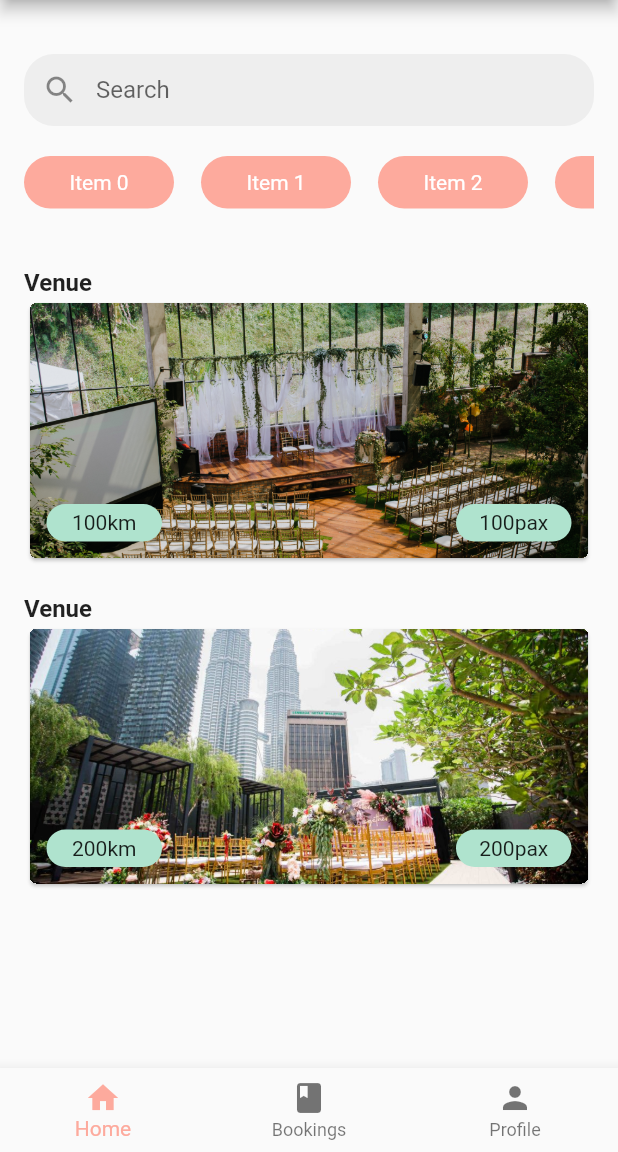
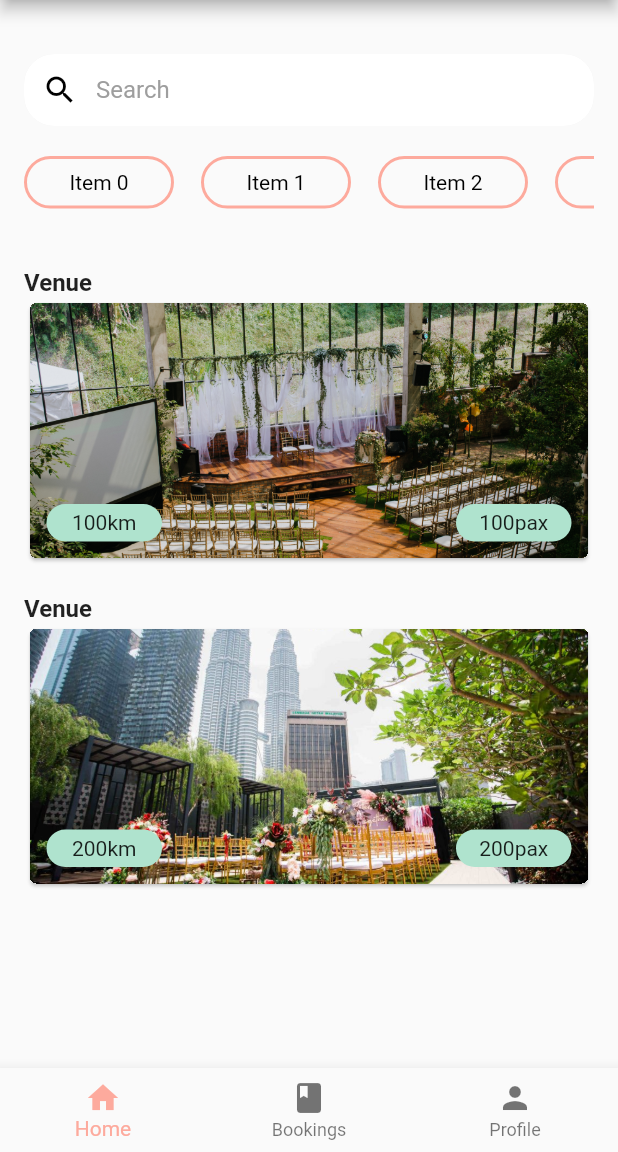
Before and after one commit to ainafrzana/vefi, a Flutter app: the screen it shows after launch, on a phone screen of 412 x 824 dp, the part 84-1236 px from its top. Run offline on Flutter 3.47's test engine with Material 2 defaults, Android fonts, the phone set to English and light mode, and no system bars; our stand-ins replace flutter_map, geolocator, latlong2.

Commit message:
sikit je

```diff
--- a/lib/homepage.dart
+++ b/lib/homepage.dart
@@ -1,190 +1,15 @@
-// import 'package:flutter/material.dart';
+import 'package:flutter/material.dart';
 
-// class HomePage extends StatelessWidget {
-//   final TextEditingController searchController = TextEditingController();
-
-// @override
-// Widget build(BuildContext context) {
-//   return Scaffold(
-//     body: Container(
-//       padding: EdgeInsets.all(16.0),
-//       child: Column(
-//         children: [
-//           SizedBox(height: 20.0), // Added SizedBox widget
-//           Container(
-//             decoration: BoxDecoration(
-//               color: Colors.grey[200],
-//               borderRadius: BorderRadius.circular(20.0),
-//             ),
-//             child: TextField(
-
-//               controller: searchController,
-//               decoration: InputDecoration(
-//                 hintText: 'Search',
-//                 border: InputBorder.none,
-//                 prefixIcon: Icon(Icons.search),
-//                 contentPadding:
-//                     EdgeInsets.symmetric(horizontal: 16.0, vertical: 14.0),
-//               ),
-//             ),
-//           ),
-//           SizedBox(height: 20.0), // Added SizedBox widget
-//           SizedBox(
-//             height: 35.0, // Adjust the height of the ListView as per your requirement
-//             child: ListView.separated(
-//               scrollDirection: Axis.horizontal,
-//               itemBuilder: (context, index) {
-//                 return Container(
-//                   width: 100.0, // Adjust the width of each item as per your requirement
-//                   decoration: BoxDecoration(
-//                     color: Color(0xFFFDAA9D), // Set the desired color for the item
-//                     borderRadius: BorderRadius.circular(20.0), // Add circular border
-//                   ),
-//                   margin: EdgeInsets.only(right: 10.0), // Adjust the spacing between items
-//                   child: Center(
-//                     child: Text(
-//                       'Item $index',
-//                       style: TextStyle(color: Colors.white),
-//                     ),
-//                   ),
-//                 );
-//               },
-//               separatorBuilder: (context, index) {
-//                 return SizedBox(width: 8.0); // Adjust the spacing between items
-//               },
-//               itemCount: 5, // Set the number of items in the ListView
-//             ),
-//           ),
-//           SizedBox(height: 20.0), // Added SizedBox widget
-//           SingleChildScrollView(
-//             child: Column(
-//               children: [
-//                 Text('Venue 1',
-//                   textAlign: TextAlign.left,
-//                   style: TextStyle(
-//                   fontSize: 16.0,
-//                   fontWeight: FontWeight.bold,
-//                   ),
-//                 ),
-//                 Stack(
-//                   children: [
-//                     Card(
-//                       clipBehavior: Clip.hardEdge,
-//                       child: InkWell(
-//                         splashColor: Colors.blue.withAlpha(30),
-//                         onTap: () {
-//                           debugPrint('Card 1 tapped.');
-//                         },
-//                         child: SizedBox(
-//                           width: 375,
-//                           height: 170,
-//                           child: Image.asset(
-//                               'images/image1.jpg',
-//                               fit: BoxFit.cover,
-//                           ),
-//                         ),
-//                       ),
-//                     ),
-//                     Positioned(
-//                       bottom: 15,
-//                       left: 15,
-//                       child: Container(
-//                         width: 77,
-//                         height: 25,
-//                         decoration: BoxDecoration(
-//                           color: Color(0xAFE3CE).withOpacity(1.0),
-//                           borderRadius: BorderRadius.circular(20.0),
-//                           ),
-//                           child: Center(child: Text('100km'),)
-//                       ),
-//                     ),
-//                     Positioned(
-//                       bottom: 15,
-//                       right: 15,
-//                       child: Container(
-//                         width: 77,
-//                         height: 25,
-//                         decoration: BoxDecoration(
-//                           color: Color(0xAFE3CE).withOpacity(1.0),
-//                           borderRadius: BorderRadius.circular(20.0),
-//                         ),
-//                           child: Center(child: Text('100pax'),)
-//                       ),
-//                     ),
-//                   ],
-//                 ),
-//                 Text('Venue 2',
-//                   textAlign: TextAlign.left,
-//                   style: TextStyle(
-//                   fontSize: 16.0,
-//                   fontWeight: FontWeight.bold,
-//                   ),
-//                 ),
-//                 Stack(
-//                   children: [
-//                     Card(
-//                       clipBehavior: Clip.hardEdge,
-//                       child: InkWell(
-//                         splashColor: Colors.blue.withAlpha(30),
-//                         onTap: () {
-//                           debugPrint('Card 1 tapped.');
-//                         },
-//                         child: SizedBox(
-//                           width: 375,
-//                           height: 170,
-//                           child: Image.asset(
-//                               'images/image2.jpg',
-//                               fit: BoxFit.cover,
-//                           ),
-//                         ),
-//                       ),
-//                     ),
-//                     Positioned(
-//                       bottom: 15,
-//                       left: 15,
-//                       child: Container(
-//                         width: 77,
-//                         height: 25,
-//                         decoration: BoxDecoration(
-//                           color: Color(0xAFE3CE).withOpacity(1.0),
-//                           borderRadius: BorderRadius.circular(20.0),
-//                           ),
-//                           child: Center(child: Text('100km'),)
-//                       ),
-//                     ),
-//                     Positioned(
-//                       bottom: 15,
-//                       right: 15,
-//                       child: Container(
-//                         width: 77,
-//                         height: 25,
-//                         decoration: BoxDecoration(
-//                           color: Color(0xAFE3CE).withOpacity(1.0),
-//                           borderRadius: BorderRadius.circular(20.0),
-//                         ),
-//                           child: Center(child: Text('100pax'),)
-//                       ),
-//                     ),
-//                   ],
-//                 ),
-
-//               ],
-//             ),
-//           )
-//         ],
-//       ),
-
-//     ),
-//   );
-// }
-// }
-
-
-import 'package:flutter/material.dart';
 import 'venuedetails.dart';
 
-class HomePage extends StatelessWidget {
+class HomePage extends StatefulWidget {
+  @override
+  _HomePageState createState() => _HomePageState();
+}
+
+class _HomePageState extends State<HomePage> {
   final TextEditingController searchController = TextEditingController();
+  int selectedIndex = -1;
 
   @override
   Widget build(BuildContext context) {
@@ -193,7 +18,7 @@ class HomePage extends StatelessWidget {
         padding: EdgeInsets.all(16.0),
         child: Column(
           children: [
-            SizedBox(height: 20.0), // Added SizedBox widget
+            SizedBox(height: 20.0),
             Container(
               decoration: BoxDecoration(
                 color: Colors.grey[200],
@@ -201,43 +26,88 @@ class HomePage extends StatelessWidget {
               ),
               child: TextField(
                 controller: searchController,
+                style: TextStyle(
+                    color: Colors.black), // Set the text color of the TextField
                 decoration: InputDecoration(
                   hintText: 'Search',
+                  hintStyle:
+                      TextStyle(color: Colors.grey), // Set the hint text color
                   border: InputBorder.none,
-                  prefixIcon: Icon(Icons.search),
+                  prefixIcon: Icon(Icons.search,
+                      color: Colors.black), // Set the icon color
                   contentPadding:
                       EdgeInsets.symmetric(horizontal: 16.0, vertical: 14.0),
+                  fillColor:
+                      Colors.white, // Set the background color of the TextField
+                  filled:
+                      true, // Ensure that the TextField is filled with the background color
+                  enabledBorder: OutlineInputBorder(
+                    borderRadius: BorderRadius.circular(20.0),
+                    borderSide: BorderSide(
+                        color: Colors.transparent,
+                        width: 2.0), // Set border color for normal state
+                  ),
+                  focusedBorder: OutlineInputBorder(
+                    borderRadius: BorderRadius.circular(20.0),
+                    borderSide: BorderSide(
+                        color: Color(0xAFE3CE),
+                        width: 3.0), // Set border color for focused state
+                  ),
                 ),
               ),
             ),
-            SizedBox(height: 20.0), // Added SizedBox widget
+            SizedBox(height: 20.0),
             SizedBox(
-              height: 35.0, // Adjust the height of the ListView as per your requirement
+              height: 35.0,
               child: ListView.separated(
                 scrollDirection: Axis.horizontal,
                 itemBuilder: (context, index) {
-                  return Container(
-                    width: 100.0, // Adjust the width of each item as per your requirement
-                    decoration: BoxDecoration(
-                      color: Color(0xFFFDAA9D), // Set the desired color for the item
-                      borderRadius: BorderRadius.circular(20.0), // Add circular border
-                    ),
-                    margin: EdgeInsets.only(right: 10.0), // Adjust the spacing between items
-                    child: Center(
-                      child: Text(
-                        'Item $index',
-                        style: TextStyle(color: Colors.white),
+                  return GestureDetector(
+                    onTap: () {
+                      setState(() {
+                        selectedIndex = index;
+                      });
+                    },
+                    child: Container(
+                      width: 100.0,
+                      decoration: BoxDecoration(
+                        color: selectedIndex == index
+                            ? Color(
+                                0xFFFDAA9D) // Set the desired color for the selected item
+                            : Colors.transparent,
+                        borderRadius: BorderRadius.circular(20.0),
+                        border: Border.all(
+                          color: selectedIndex == index
+                              ? Colors
+                                  .transparent // No border for the selected item
+                              : Color(
+                                  0xFFFDAA9D), // Border color for non-selected items
+                          width: 2.0,
+                        ),
+                      ),
+                      margin: EdgeInsets.only(right: 10.0),
+                      child: Center(
+                        child: Text(
+                          'Item $index',
+                          style: TextStyle(
+                            color: selectedIndex == index
+                                ? Colors
+                                    .white // Set the text color for the selected item
+                                : Colors
+                                    .black, // Text color for non-selected items
+                          ),
+                        ),
                       ),
                     ),
                   );
                 },
                 separatorBuilder: (context, index) {
-                  return SizedBox(width: 8.0); // Adjust the spacing between items
+                  return SizedBox(width: 8.0);
                 },
-                itemCount: 5, // Set the number of items in the ListView
+                itemCount: 5,
               ),
             ),
-            SizedBox(height: 20.0), // Added SizedBox widget
+            SizedBox(height: 20.0),
             Expanded(
               child: SingleChildScrollView(
                 child: Column(
@@ -247,7 +117,8 @@ class HomePage extends StatelessWidget {
                         Navigator.push(
                           context,
                           MaterialPageRoute(
-                            builder: (context) => VenueDetails(imagePath: 'images/image1.jpg'),
+                            builder: (context) =>
+                                VenueDetails(imagePath: 'images/image1.jpg'),
                           ),
                         );
                       },
@@ -255,6 +126,7 @@ class HomePage extends StatelessWidget {
                         imagePath: 'images/image1.jpg',
                         distance: '100km',
                         capacity: '100pax',
+                        isSelected: selectedIndex == 0,
                       ),
                     ),
                     GestureDetector(
@@ -262,7 +134,8 @@ class HomePage extends StatelessWidget {
                         Navigator.push(
                           context,
                           MaterialPageRoute(
-                            builder: (context) => VenueDetails(imagePath: 'images/image2.jpg'),
+                            builder: (context) =>
+                                VenueDetails(imagePath: 'images/image2.jpg'),
                           ),
                         );
                       },
@@ -270,6 +143,7 @@ class HomePage extends StatelessWidget {
                         imagePath: 'images/image2.jpg',
                         distance: '200km',
                         capacity: '200pax',
+                        isSelected: selectedIndex == 1,
                       ),
                     ),
                   ],
@@ -287,11 +161,13 @@ class VenueCard extends StatelessWidget {
   final String imagePath;
   final String distance;
   final String capacity;
+  final bool isSelected;
 
   const VenueCard({
     required this.imagePath,
     required this.distance,
     required this.capacity,
+    this.isSelected = false,
   });
 
   @override
@@ -356,6 +232,15 @@ class VenueCard extends StatelessWidget {
                   child: Center(child: Text(capacity)),
                 ),
               ),
+              if (isSelected)
+                Positioned.fill(
+                  child: Container(
+                    decoration: BoxDecoration(
+                      color: Colors.black.withOpacity(0.3),
+                      borderRadius: BorderRadius.circular(20.0),
+                    ),
+                  ),
+                ),
             ],
           ),
         ),
```
